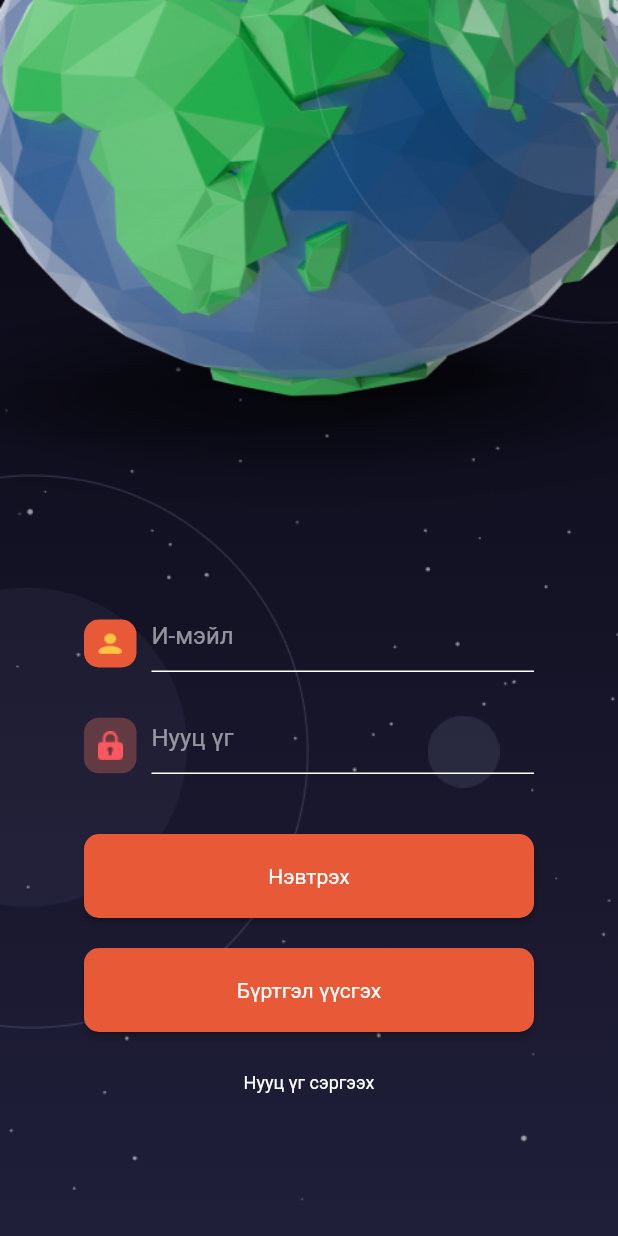
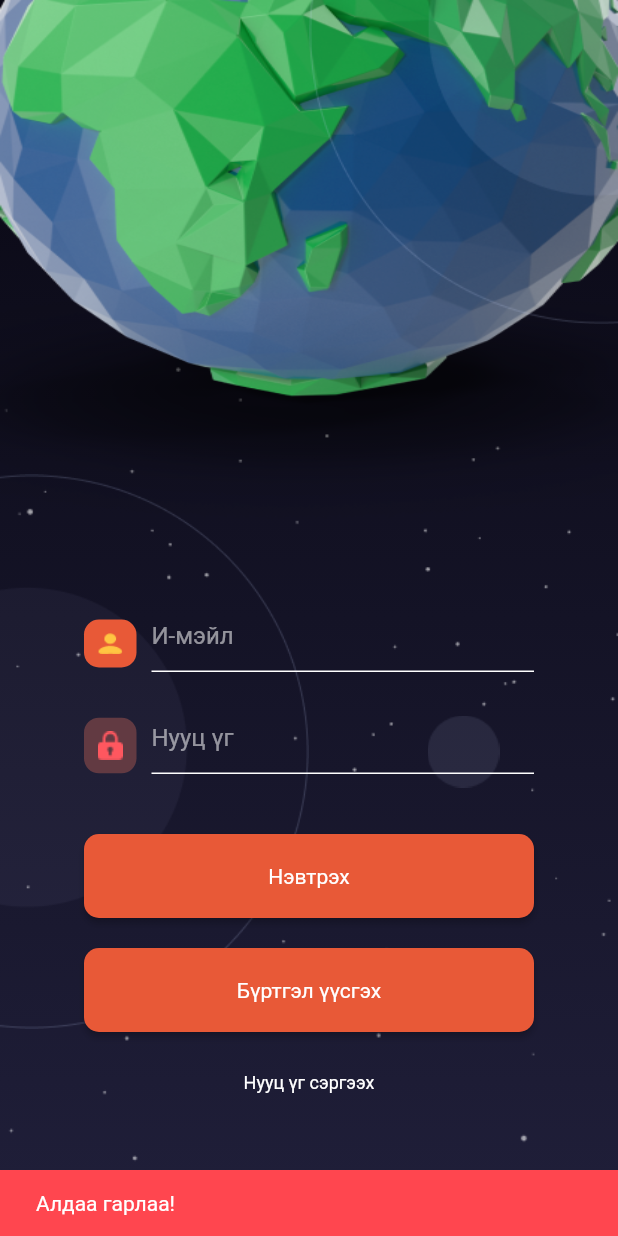
Before and after one commit to Delgerskhn/yobitapp, a Flutter app: the screen it shows after launch, after a tap on "Нэвтрэх", on a phone screen of 412 x 824 dp. Run offline on Flutter 3.47's test engine with Material 2 defaults, Android fonts, the light colour scheme and no system bars; our stand-ins replace cached_network_image, carousel_slider, cloud_firestore, firebase_auth, firebase_core, firebase_storage and 2 more; accounts and stored records are empty; network calls fail.

Commit message:
login and auth error handler toast logics centralized in authviewmodel

```diff
--- a/lib/app.dart
+++ b/lib/app.dart
@@ -12,26 +12,9 @@ class App extends StatefulWidget {
 }
 
 class _AppState extends State<App> {
-  late AuthRepository authRepository;
-  late AppRouterDelegate delegate;
-
-  @override
-  void initState() {
-    super.initState();
-    authRepository = AuthRepository();
-    delegate = AppRouterDelegate();
-  }
-
   @override
   Widget build(BuildContext context) {
-    return MultiProvider(
-        providers: [
-          ChangeNotifierProvider<NavigationModel>(
-              create: (_) => NavigationModel(authRepository)),
-          ChangeNotifierProvider<AuthViewModel>(
-              create: (_) => AuthViewModel(authRepository)),
-        ],
-        child: MaterialApp(
+    return MaterialApp(
       title: 'Yobit',
       theme: Theme.of(context).copyWith(
           primaryColor: Color(0xffE85937),
@@ -47,11 +30,28 @@ class _AppState extends State<App> {
               error: Color(0xffFF464F), //red
               onPrimary: Color(0xffE85937),
               surface: Color(0xff3ED598))),
-          home: Scaffold(
+      home: ProviderWrapper(),
+    );
+  }
+}
+
+class ProviderWrapper extends StatelessWidget {
+  final AuthRepository authRepository = AuthRepository();
+  final AppRouterDelegate delegate = AppRouterDelegate();
+  @override
+  Widget build(BuildContext context) {
+    return MultiProvider(
+      providers: [
+        ChangeNotifierProvider<NavigationModel>(
+            create: (_) => NavigationModel(authRepository)),
+        ChangeNotifierProvider<AuthViewModel>(
+            create: (_) => AuthViewModel(authRepository, context)),
+      ],
+      child: Scaffold(
           resizeToAvoidBottomInset: false,
           body: Router(
               routerDelegate: delegate,
               backButtonDispatcher: RootBackButtonDispatcher())),
-        ));
+    );
   }
 }
--- a/lib/auth/data/auth.view.model.dart
+++ b/lib/auth/data/auth.view.model.dart
@@ -1,45 +1,65 @@
 import 'package:firebase_auth/firebase_auth.dart';
 import 'package:flutter/material.dart';
 import 'package:yobit/auth/api/auth.repository.dart';
+import 'package:yobit/core/errors/autherror.dart';
 
 class AuthViewModel extends ChangeNotifier {
   final AuthRepository authRepository;
+  final BuildContext context;
   FirebaseAuth auth = FirebaseAuth.instance;
-  bool logingIn = false;
-  bool logingOut = false;
+  bool loading = false;
   bool loggedIn = false;
 
-  AuthViewModel(this.authRepository) {
+  AuthViewModel(this.authRepository, this.context) {
     auth.authStateChanges().listen((user) {
       loggedIn = user != null;
       notifyListeners();
     });
   }
 
-  Future<bool> login(email, password) async {
-    logingIn = true;
+  void login(email, password) {
+    loading = true;
     notifyListeners();
-    final result = await authRepository.login(email, password);
-    logingIn = false;
-    notifyListeners();
-    return result;
+    authRepository.login(email, password).then((value) {
+      loggedIn = true;
+    }).catchError((err) {
+      handleAuthError(context, err);
+    }).whenComplete(() {
+      loading = false;
+      notifyListeners();
+    });
   }
 
-  Future<bool> resetPass(email) async {
-    return await authRepository.resetPass(email);
+  void resetPass(email) {
+    loading = true;
+    notifyListeners();
+    authRepository.resetPass(email).catchError((err) {
+      handleAuthError(context, err);
+    }).whenComplete(() {
+      loading = false;
+      notifyListeners();
+    });
   }
 
-  Future<bool> signup(email, name, password) async {
-    final result = await authRepository.register(email, name, password);
+  void signup(email, name, password) {
+    loading = true;
     notifyListeners();
-    return result;
+    authRepository
+        .register(email, name, password)
+        .then((value) {})
+        .catchError((err) {
+      handleAuthError(context, err);
+    }).whenComplete(() {
+      loading = false;
+      notifyListeners();
+    });
   }
 
   Future<bool> logout() async {
-    logingOut = true;
+    loading = true;
     notifyListeners();
     final logoutResult = await authRepository.logout();
-    logingOut = false;
+    loading = false;
     notifyListeners();
     return logoutResult;
   }
--- a/lib/auth/ui/form/signin.form.dart
+++ b/lib/auth/ui/form/signin.form.dart
@@ -3,6 +3,7 @@ import 'package:flutter/material.dart';
 import 'package:provider/provider.dart';
 import 'package:yobit/auth/data/auth.view.model.dart';
 import 'package:yobit/core/errors/autherror.dart';
+import 'package:yobit/core/styles/button.style.dart';
 import 'package:yobit/core/ui/elements/btn.flat.dart';
 import 'package:yobit/core/ui/elements/btn.primary.dart';
 import 'package:yobit/core/ui/elements/suffix.input.dart';
@@ -60,13 +61,17 @@ class _SignInFormState extends State<SignInForm> {
             Padding(padding: EdgeInsets.only(top: 40), child: null),
             Row(children: [
               Expanded(
-                  child: BtnPrimary(
-                text: 'Нэвтрэх',
-                onPressed: () async {
-                  authViewModel
-                      .login(_email, _password)
-                      .then((val) => {if (val) navmodel.onLogin()})
-                      .catchError((err) => {handleAuthError(context, err)});
+                  child: ElevatedButton(
+                style: primaryButtonStyle(context),
+                child: authViewModel.loading
+                    ? SizedBox(
+                        child: CircularProgressIndicator(),
+                        height: 16,
+                        width: 16)
+                    : Text('Нэвтрэх'),
+                onPressed: () {
+                  authViewModel.login(_email, _password);
+                  if (authViewModel.loggedIn) navmodel.onLogin();
                 },
               )),
             ]),
--- a/lib/auth/ui/screens/forgotpass.dart
+++ b/lib/auth/ui/screens/forgotpass.dart
@@ -3,7 +3,7 @@ import 'package:yobit/auth/ui/form/forgot.pass.dart';
 import 'package:yobit/auth/ui/widget/forgot.pass.bg.dart';
 import 'package:yobit/core/ui/elements/floating.back.button.dart';
 
-class ForgotPass extends StatelessWidget {
+class ForgotPassScreen extends StatelessWidget {
   @override
   Widget build(BuildContext context) {
     return Scaffold(
--- a/lib/core/errors/autherror.dart
+++ b/lib/core/errors/autherror.dart
@@ -9,13 +9,16 @@ void handleAuthError(BuildContext context, FirebaseAuthException e) {
     showError(context, "Илүү найдвартай нууц үг ашиглана уу!");
   } else if (e.code == 'email-already-in-use') {
     showError(context, "Бүртгэлтэй хаяг байна!");
-  } else if (e.code == 'invalid-email') {
+  } else if (e.code == 'invalid-email' || e.code == 'auth/invalid-email') {
     showError(context, "И-мэйл буруу байна!");
   } else if (e.code == 'user-disabled') {
     showError(context, "Хаяг идэвхгүй болсон!");
-  } else if (e.code == 'user-not-found') {
+  } else if (e.code == 'user-not-found' || e.code == 'auth/user-not-found') {
     showError(context, "Хэрэглэгч олдсонгүй!");
   } else if (e.code == 'wrong-password') {
     showError(context, "Буруу нууц үг!");
+  } else {
+    print(e.message);
+    showError(context, "Алдаа гарлаа!");
   }
 }
--- a/lib/router/pages/forgotpass.page.dart
+++ b/lib/router/pages/forgotpass.page.dart
@@ -9,7 +9,7 @@ class ForgotPassPage extends Page {
     return MaterialPageRoute(
       settings: this,
       builder: (BuildContext context) {
-        return ForgotPass();
+        return ForgotPassScreen();
       },
     );
   }
```
Also changed, not shown: lib/auth/api/auth.repository.dart (+2 -7 lines), lib/auth/ui/form/signup.form.dart (+8 -6 lines). Lines whose indentation alone changed are shown as unchanged.
